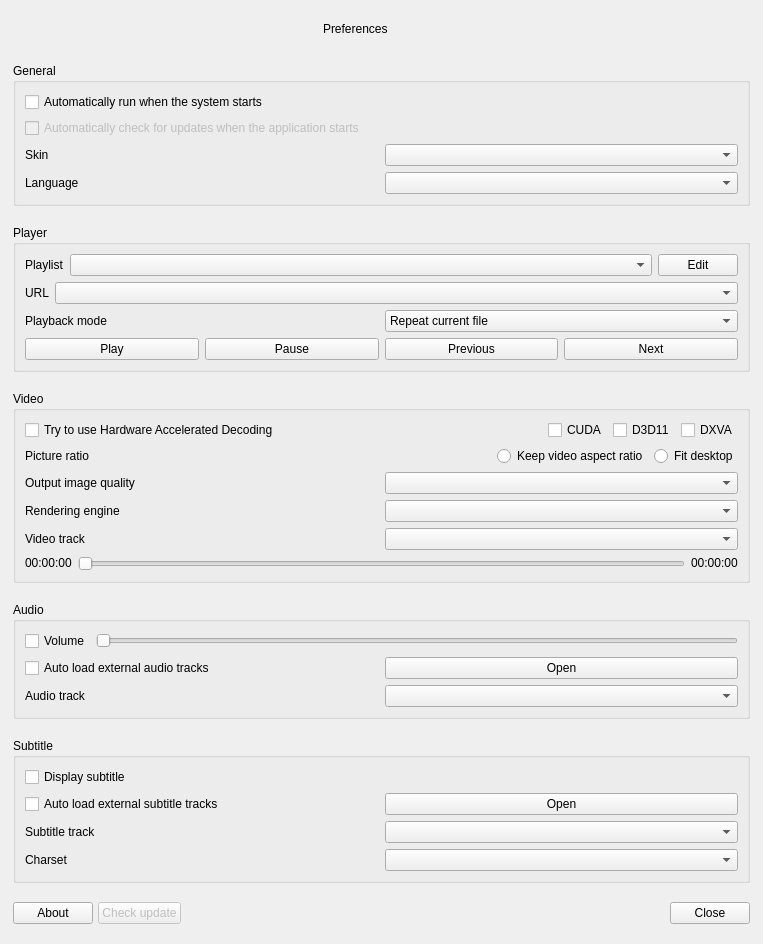
The window that src/ddmain/forms/preferencesdialog.ui (wangwenx190/dynamic-desktop) describes before a commit, drawn with Qt 5.
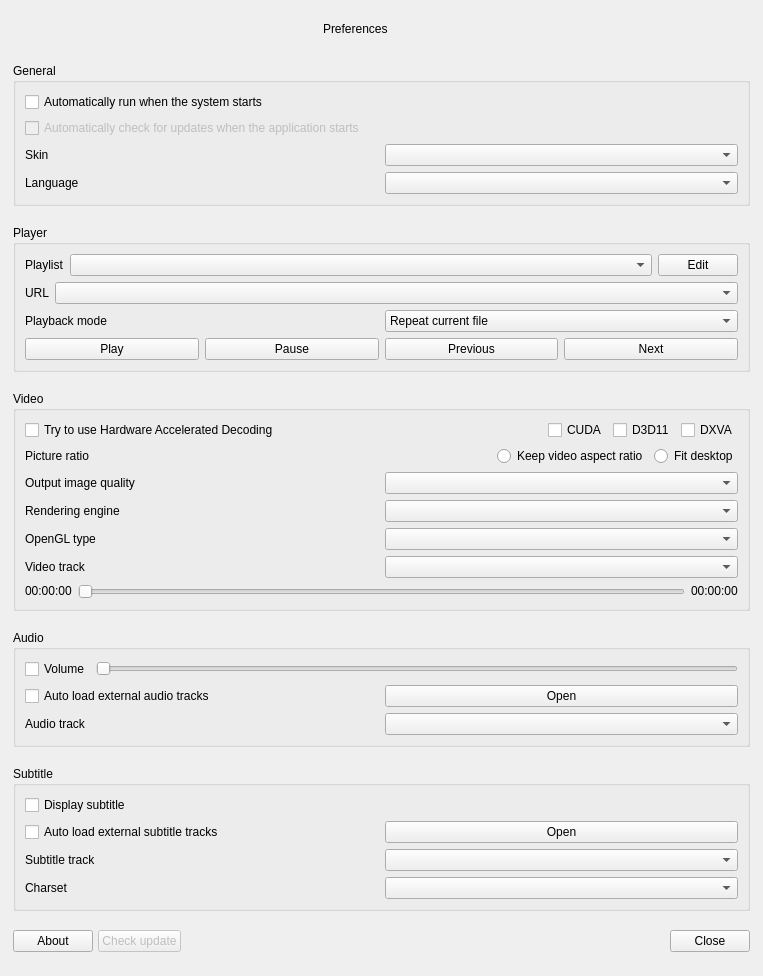
The same window after the commit. Custom widgets are drawn as their Qt base class.

The edit to the form file:
```diff
--- a/src/ddmain/forms/preferencesdialog.ui
+++ b/src/ddmain/forms/preferencesdialog.ui
@@ -7,7 +7,7 @@
     <x>0</x>
     <y>0</y>
     <width>763</width>
-    <height>944</height>
+    <height>976</height>
    </rect>
   </property>
   <property name="sizePolicy">
@@ -551,6 +551,26 @@
         </item>
        </layout>
       </item>
+      <item>
+       <layout class="QHBoxLayout" name="horizontalLayout_21">
+        <item>
+         <widget class="QLabel" name="label_opengl_type">
+          <property name="sizePolicy">
+           <sizepolicy hsizetype="Preferred" vsizetype="Fixed">
+            <horstretch>0</horstretch>
+            <verstretch>0</verstretch>
+           </sizepolicy>
+          </property>
+          <property name="text">
+           <string>OpenGL type</string>
+          </property>
+         </widget>
+        </item>
+        <item>
+         <widget class="QComboBox" name="comboBox_opengl_type"/>
+        </item>
+       </layout>
+      </item>
       <item>
        <layout class="QHBoxLayout" name="horizontalLayout_11">
         <item>
```
